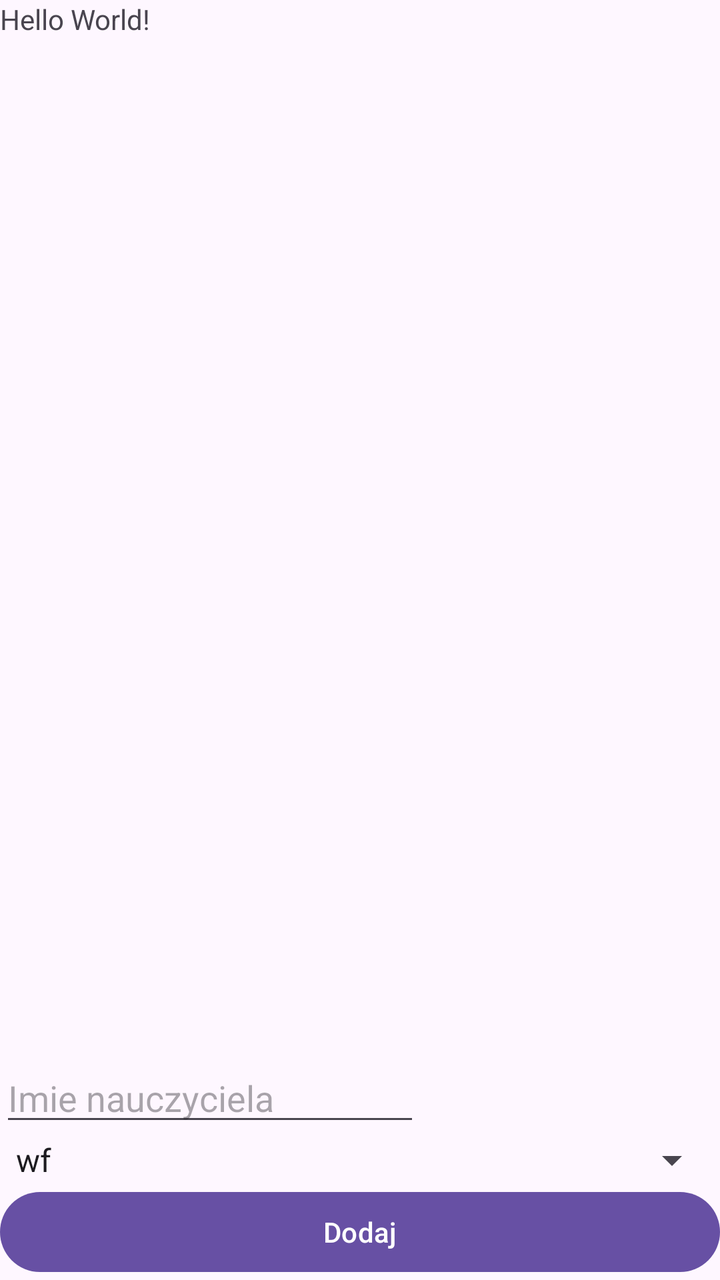
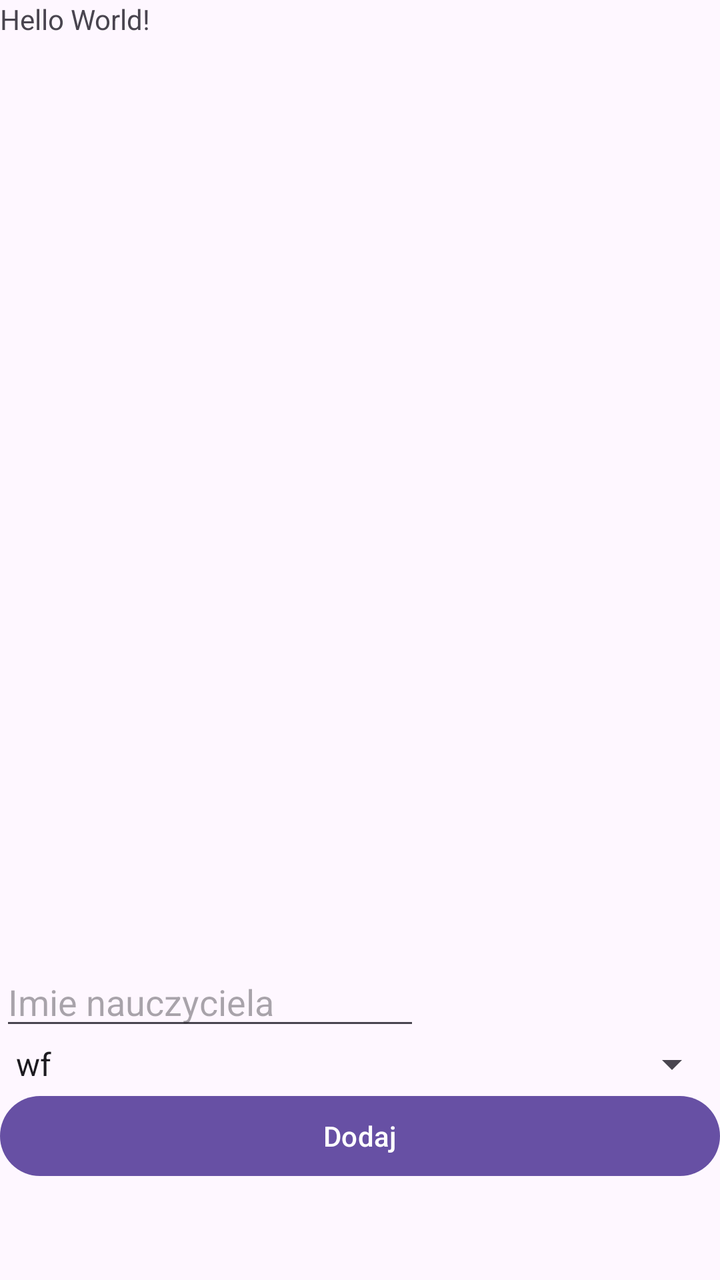

An Android layout rendered at two revisions. The XML below is the earlier revision; the diff shows what the commit changed to produce the second picture.
<!-- AndroidManifest.xml: application theme Theme.FrameworkRoom -->
<!-- res/layout/activity_main.xml -->
<?xml version="1.0" encoding="utf-8"?>
<LinearLayout xmlns:android="http://schemas.android.com/apk/res/android"
    xmlns:app="http://schemas.android.com/apk/res-auto"
    xmlns:tools="http://schemas.android.com/tools"
    android:id="@+id/main"
    android:layout_width="match_parent"
    android:layout_height="match_parent"
    android:orientation="vertical"
    tools:context=".MainActivity">

    <TextView
        android:layout_width="wrap_content"
        android:layout_height="wrap_content"
        android:text="Hello World!" />

    <ListView
        android:id="@+id/listView"
        android:layout_width="match_parent"
        android:layout_height="wrap_content"
        android:layout_weight="1">

    </ListView>

    <EditText
        android:id="@+id/editTextText"
        android:layout_width="wrap_content"
        android:layout_height="wrap_content"
        android:ems="10"
        android:inputType="text"
        android:hint="Imie nauczyciela" />

    <Spinner
        android:id="@+id/spinner"
        android:layout_width="match_parent"
        android:layout_height="wrap_content"
        android:entries="@array/przedmioty"/>

    <Button
        android:id="@+id/button"
        android:layout_width="match_parent"
        android:layout_height="wrap_content"
        android:text="Dodaj" />


</LinearLayout>
<!-- resources referenced by this layout -->
<resources>
  <string-array name="przedmioty">
          <item>wf</item>
          <item>plastyka</item>
          <item>informatyka</item>
          <item>programowanie</item>
          <item>fizyka</item>
          <item>język angileski</item>
          <item>język chinski</item>
      </string-array>
  <style name="Theme.FrameworkRoom" parent="Base.Theme.FrameworkRoom" />
  <style name="Base.Theme.FrameworkRoom" parent="Theme.Material3.DayNight.NoActionBar">
          
          
      </style>
</resources>

<!-- the commit's change to res/layout/activity_main.xml (unified diff, before → after) -->
@@ -41,5 +41,12 @@
         android:layout_height="wrap_content"
         android:text="Dodaj" />
 
+    <Button
+        android:id="@+id/aktualizacja"
+        android:layout_width="match_parent"
+        android:layout_height="wrap_content"
+        android:visibility="invisible"
+        android:text="Uaktualnij" />
+
 
 </LinearLayout>
